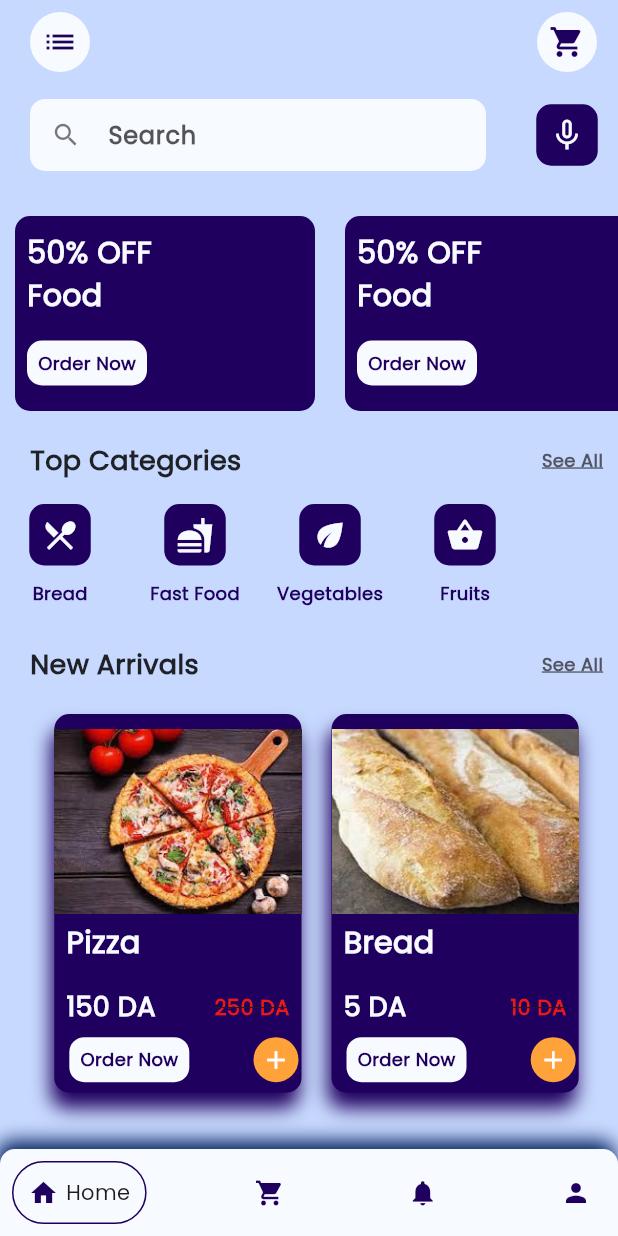
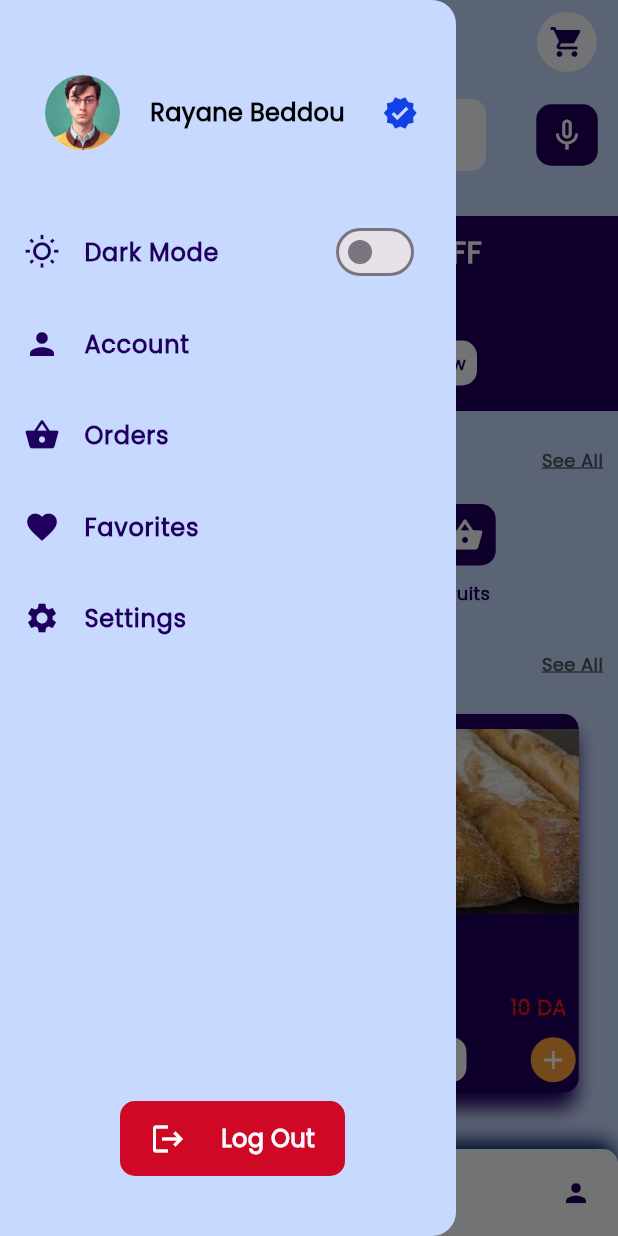
Before and after one commit to rayanebed/OWaste, a Flutter app: the screen it shows after launch, with the side drawer open (before the commit the screen has no drawer), on a phone screen of 412 x 824 dp. Run offline on Flutter 3.47's test engine with Material 3 defaults, Android fonts, the phone set to English and light mode, and no system bars; drawn by our look-alikes of google_nav_bar; our stand-ins replace get.

Commit message:
Add files via upload

```diff
--- a/lib/homescreen.dart
+++ b/lib/homescreen.dart
@@ -27,15 +27,169 @@ class HomePage extends StatelessWidget {
   Widget build(BuildContext context) {
     return Scaffold(
         backgroundColor: const Color(0xFFC7D9FE),
+        drawer: Drawer(
+          backgroundColor: const Color(0xFFC7D9FE),
+          child: Column(
+            children: [
+              const SizedBox(
+                height: 50,
+              ),
+              Row(
+                children: [
+                  const SizedBox(
+                    width: 30,
+                  ),
+                  Container(
+                    height: 50,
+                    width: 50,
+                    decoration: BoxDecoration(
+                      borderRadius: BorderRadius.circular(25),
+                      color: const Color(0xFFF7FAFF),
+                      image: const DecorationImage(
+                        image: AssetImage("assets/images/profile.jpeg"),
+                        fit: BoxFit.cover,
+                      ),
+                    ),
+                  ),
+                  const SizedBox(
+                    width: 20,
+                  ),
+                  Text("Rayane Beddou", style: const TextStyle(
+                    color: Colors.black,
+                    fontSize: 16,
+                    fontWeight: FontWeight.bold,
+                    fontFamily: "Poppins"
+                  ),
+                  ),
+                  const SizedBox(
+                    width: 25,
+                  ),
+                  Icon(
+                    Icons.verified,
+                    color: Color.fromARGB(255, 20, 65, 231),
+                  )
+                ],
+              ),
+              const SizedBox(
+                height: 40,
+              ),
+              SwitchListTile(
+                secondary: Icon(Icons.wb_sunny_outlined,
+                color: const Color(0xFF20005E)),
+                title: const Text("Dark Mode",
+                style: TextStyle(
+                  color: Color(0xFF20005E),
+                  fontSize: 16,
+                  fontWeight: FontWeight.bold,
+                  fontFamily: "Poppins"
+                ),
+                ),
+                value: false,
+                onChanged: (value) {},
+                activeColor: const Color(0xFF20005E),
+              ),
+              const SizedBox(
+                height: 5,
+              ),
+              ListTile(
+                leading: const Icon(Icons.person,
+                color: Color(0xFF20005E)),
+                title: const Text("Account",
+                style: TextStyle(
+                  color: Color(0xFF20005E),
+                  fontSize: 16,
+                  fontWeight: FontWeight.bold,
+                  fontFamily: "Poppins"
+                ),
+                ),
+                onTap: (){},
+              ),
+              const SizedBox(
+                height: 5,
+              ),
+              ListTile(
+                leading: const Icon(Icons.shopping_basket,
+                color: Color(0xFF20005E)),
+                title: const Text("Orders",
+                style: TextStyle(
+                  color: Color(0xFF20005E),
+                  fontSize: 16,
+                  fontWeight: FontWeight.bold,
+                  fontFamily: "Poppins"
+                ),
+                ),
+                onTap: (){},
+              ),
+              const SizedBox(
+                height: 5,
+              ),
+              ListTile(
+                leading: const Icon(Icons.favorite,
+                color: Color(0xFF20005E)),
+                title: const Text("Favorites",
+                style: TextStyle(
+                  color: Color(0xFF20005E),
+                  fontSize: 16,
+                  fontWeight: FontWeight.bold,
+                  fontFamily: "Poppins"
+                ),
+                ),
+                onTap: (){},
+              ),
+              const SizedBox(
+                height: 5,
+              ),
+              ListTile(
+                leading: const Icon(Icons.settings,
+                color: Color(0xFF20005E)),
+                title: const Text("Settings",
+                style: TextStyle(
+                  color: Color(0xFF20005E),
+                  fontSize: 16,
+                  fontWeight: FontWeight.bold,
+                  fontFamily: "Poppins"
+                ),
+                ),
+                onTap: (){},
+              ),
+              Expanded(child: Stack(
+                children: [
+                  Positioned(
+                    bottom: 40,
+                    left: 80,
+                    child: GestureDetector(
+                      onTap: (){},
+                      child: Container(
+                        padding: EdgeInsets.symmetric(horizontal: 20, vertical: 10),
+                        height: 50,
+                        width: 150,
+                        decoration: BoxDecoration(
+                          borderRadius: BorderRadius.circular(10),
+                          color: const Color(0xFFCF0826),
+                        ),
+                        child: const Row(
+                          mainAxisAlignment: MainAxisAlignment.spaceBetween,
+                          children: [Icon(Icons.logout, color: Colors.white,),
+                          Text("Log Out",
+                          style: TextStyle(
+                            color: Color(0xFFF7FAFF),
+                            fontSize: 16,
+                            fontWeight: FontWeight.bold,
+                            fontFamily: "Poppins"
+                          ),
+                          ),
+                          ]
+                        ),
+                      ),
+                    ),
+                    )
+                ],
+              ))
+            ],
+          ),
+        )
+        ,
         appBar: AppBar(
-          title: IconButton(
-              icon: const Icon(Icons.list,
-              color: Color(0xFF20005E)),
-              onPressed: () {},
-              style: ButtonStyle(
-                backgroundColor: MaterialStateProperty.all<Color>(const Color(0xFFF7FAFF)),
-              ),
-            ),
           backgroundColor: const Color(0xFFC7D9FE),
           actions: [
             IconButton(
```
